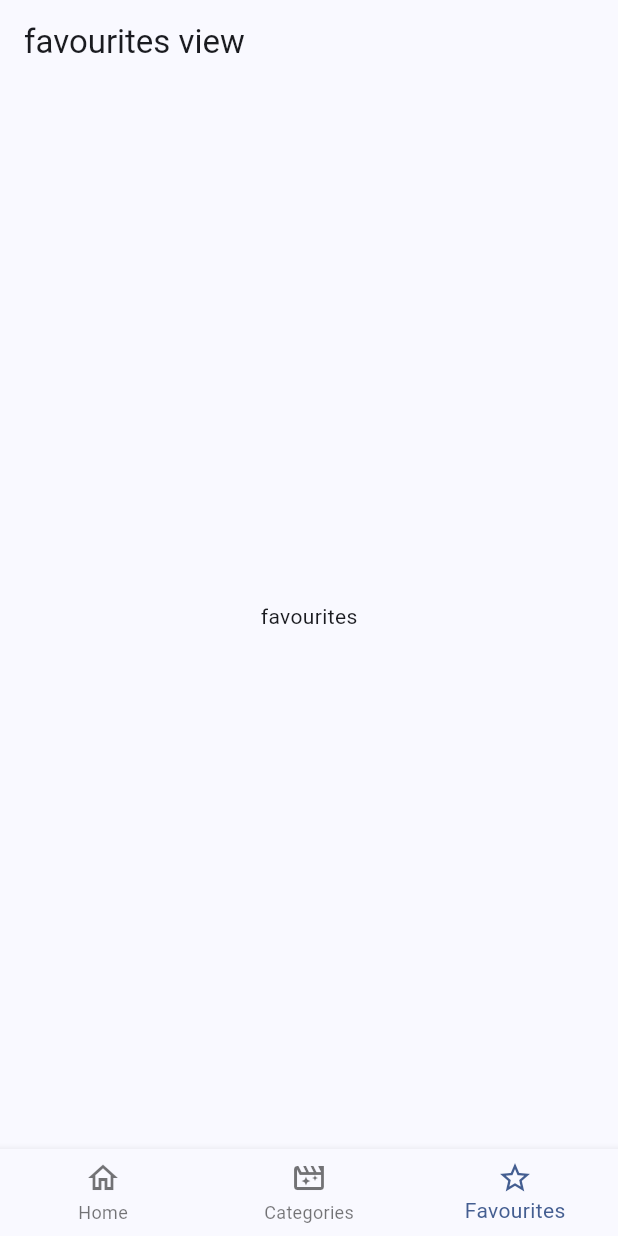
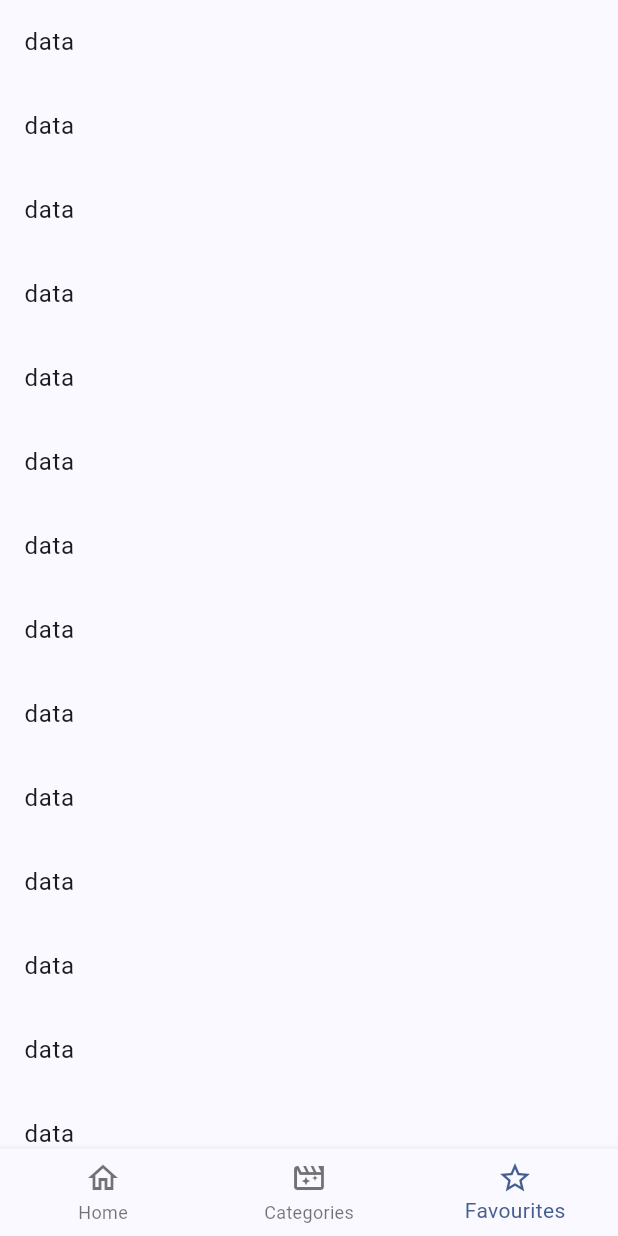
Before and after one commit to manumiguezz/FlickFramesApp, a Flutter app: the screen it shows after launch, item 3 of the bottom bar chosen, on a phone screen of 412 x 824 dp. Run offline on Flutter 3.47's test engine with Material 2 defaults, Android fonts, the phone set to English and light mode, and no system bars; our stand-ins replace animate_do, card_swiper, dio, flutter_dotenv, flutter_riverpod, go_router and 1 more; accounts and stored records are empty; generated files the repository leaves out were written again; network calls fail.

```diff
--- a/lib/presentation/providers/providers.dart
+++ b/lib/presentation/providers/providers.dart
@@ -6,3 +6,4 @@ export 'actors/actors_by_movie_provider.dart';
 export 'actors/actors_repository_provider.dart';
 export 'search/search_movies_provider.dart';
 export 'storage/local_storage_provider.dart';
+export 'storage/favourite_movies_provider.dart';
--- a/lib/presentation/views/movies/favourites_view.dart
+++ b/lib/presentation/views/movies/favourites_view.dart
@@ -1,17 +1,40 @@
 
 
+import 'package:app_cinema/presentation/providers/providers.dart';
 import 'package:flutter/material.dart';
+import 'package:flutter_riverpod/flutter_riverpod.dart';
 
-class FavouritesView extends StatelessWidget {
+
+
+
+class FavouritesView extends ConsumerStatefulWidget {
   const FavouritesView({super.key});
 
   @override
+  ConsumerState<ConsumerStatefulWidget> createState() => FavouriteViewState();
+}
+
+class FavouriteViewState extends ConsumerState <FavouritesView> {
+
+  @override
+  void initState() {
+    super.initState();
+    ref.read(favouriteMoviesProvider.notifier).loadNextPage();
+  }
+
+  @override
   Widget build(BuildContext context) {
+
     return Scaffold(
-      appBar: AppBar(
-        title: const Text('favourites view'),
-      ),
-      body: const Center(child: Text('favourites'),),
+      body: ListView.builder(
+        itemBuilder: (context, index) {
+          return ListTile(
+            title: Text('data'),
+          );
+        },
+      )
     );
+
   }
+
 }
```
Also changed, not shown: lib/presentation/providers/storage/favourite_movies_provider.dart (added, +37 -0 lines).
